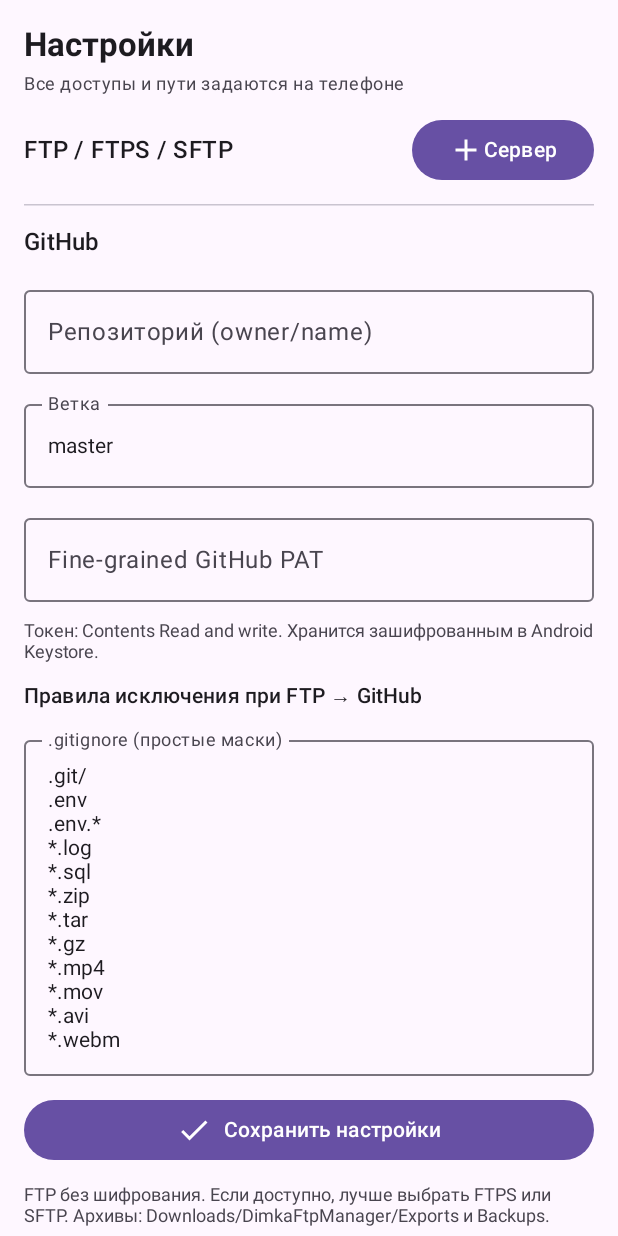
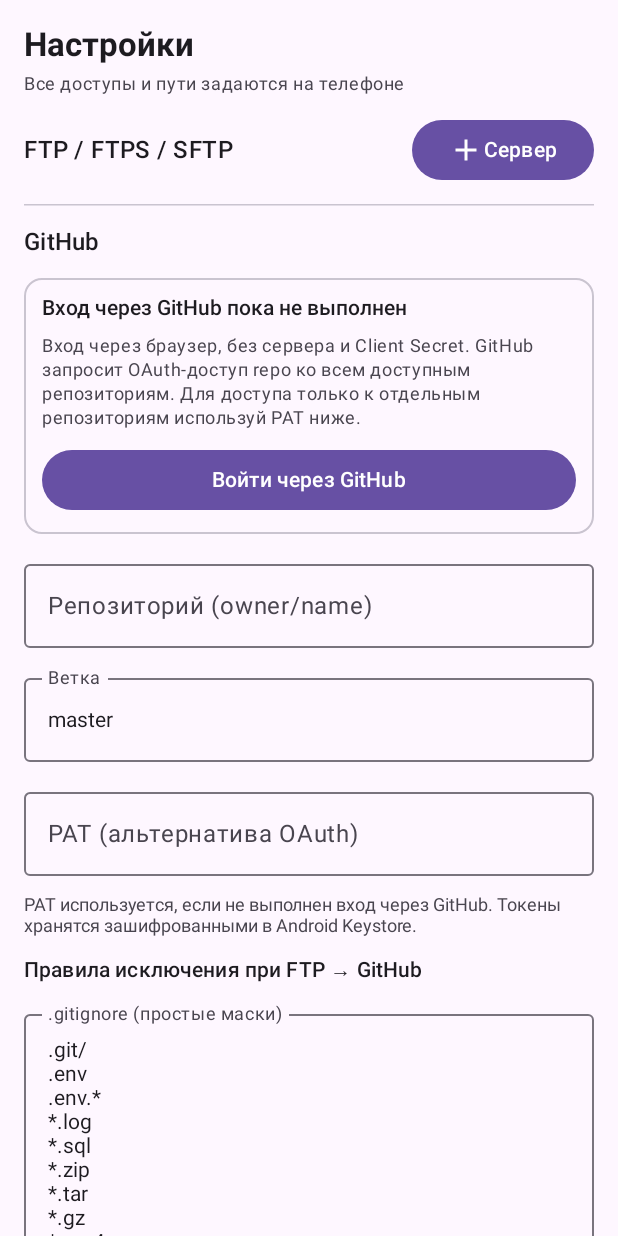
Before and after one commit to DmitryLedentsov/dimka-ftp-manager, an Android app built with Jetpack Compose: the composable SettingsScreen shown on its own in the app's theme, on a phone screen of 412 x 824 dp. Run offline under Robolectric (Android 15) with nearby library versions, the phone set to English and light mode, and no system bars; our stand-ins replace livedata-compose.

Commit message:
feat: add GitHub Device Flow sign-in and repository picker UI

```diff
--- a/app/src/main/java/com/dimka/ftpmanager/MainActivity.kt
+++ b/app/src/main/java/com/dimka/ftpmanager/MainActivity.kt
@@ -2,6 +2,9 @@ package com.dimka.ftpmanager
 
 import android.Manifest
 import android.content.Intent
+import android.content.ClipData
+import android.content.ClipboardManager
+import android.content.Context
 import android.content.pm.PackageManager
 import android.net.Uri
 import android.os.Build
@@ -93,6 +96,7 @@ import androidx.work.WorkInfo
 import androidx.work.WorkManager
 import com.dimka.ftpmanager.data.RepoSettings
 import com.dimka.ftpmanager.data.ServerProfile
+import com.dimka.ftpmanager.github.GitHubOAuth
 import com.dimka.ftpmanager.remote.cleanRemotePath
 import com.dimka.ftpmanager.transfer.TransferWorker
 import java.util.Locale
@@ -322,7 +326,7 @@ private fun GitHubScreen(vm: MainViewModel) {
                 Text("Ветка: ${vm.repo.branch} · Настроить можно во вкладке «Настройки»", fontSize = 12.sp)
                 Row(horizontalArrangement = Arrangement.spacedBy(8.dp)) {
                     OutlinedButton(onClick = vm::loadRepo, enabled = !vm.isLoading && vm.repo.repository.isNotBlank()) { Text("Файлы GitHub") }
-                    Button(onClick = vm::prepareImport, enabled = !vm.isLoading && vm.server != null && vm.repo.token.isNotBlank()) {
+                    Button(onClick = vm::prepareImport, enabled = !vm.isLoading && vm.server != null && vm.hasGithubCredential) {
                         Text("FTP → GitHub")
                     }
                 }
@@ -359,7 +363,7 @@ private fun GitHubScreen(vm: MainViewModel) {
             Card(Modifier.fillMaxWidth()) {
                 Column(Modifier.padding(16.dp), verticalArrangement = Arrangement.spacedBy(8.dp)) {
                     Icon(Icons.Default.Info, null)
-                    Text("Выбери сервер и укажи GitHub Token + owner/repo в настройках. Для первоначального импорта нажми «FTP → GitHub». Перед коммитом увидишь количество файлов и фильтры.")
+                    Text("Выбери сервер и подключи GitHub через вход в браузере или PAT. Репозиторий можно выбрать в настройках. Перед первым импортом увидишь количество файлов и фильтры.")
                 }
             }
             Spacer(Modifier.weight(1f))
@@ -404,6 +408,8 @@ private fun JobsScreen() {
 
 @Composable
 private fun SettingsScreen(vm: MainViewModel) {
+    val context = LocalContext.current
+    var repoMenuExpanded by remember { mutableStateOf(false) }
     var editing by remember { mutableStateOf<ServerProfile?>(null) }
     var adding by remember { mutableStateOf(false) }
     var draftToken by remember(vm.repo.token) { mutableStateOf(vm.repo.token) }
@@ -431,15 +437,75 @@ private fun SettingsScreen(vm: MainViewModel) {
             }
         }
         HorizontalDivider()
+
         Text("GitHub", style = MaterialTheme.typography.titleMedium)
+        OutlinedCard(Modifier.fillMaxWidth()) {
+            Column(Modifier.padding(12.dp), verticalArrangement = Arrangement.spacedBy(9.dp)) {
+                Text(
+                    vm.oauthSession?.let { "Подключено: @" + it.login } ?: "Вход через GitHub пока не выполнен",
+                    fontWeight = FontWeight.SemiBold
+                )
+                Text(
+                    "Вход через браузер, без сервера и Client Secret. GitHub запросит OAuth-доступ repo ко всем доступным репозиториям. Для доступа только к отдельным репозиториям используй PAT ниже.",
+                    style = MaterialTheme.typography.bodySmall,
+                    color = MaterialTheme.colorScheme.onSurfaceVariant
+                )
+                if (vm.oauthSession == null) {
+                    Button(onClick = vm::startGithubLogin, enabled = !vm.oauthBusy, modifier = Modifier.fillMaxWidth()) {
+                        Text(if (vm.oauthBusy) "Ожидание GitHub…" else "Войти через GitHub")
+                    }
+                } else {
+                    OutlinedButton(onClick = vm::logoutGithub, modifier = Modifier.fillMaxWidth()) {
+                        Text("Выйти из GitHub")
+                    }
+                }
+                vm.deviceAuthorization?.let { auth ->
+                    Text("Код подтверждения: " + auth.userCode, style = MaterialTheme.typography.titleLarge,
+                        color = MaterialTheme.colorScheme.secondary)
+                    Text("Вставь код на странице GitHub и подтверди разрешения.",
+                        fontSize = 12.sp, color = MaterialTheme.colorScheme.onSurfaceVariant)
+                    Button(
+                        onClick = {
+                            val clipboard = context.getSystemService(Context.CLIPBOARD_SERVICE) as ClipboardManager
+                            clipboard.setPrimaryClip(ClipData.newPlainText("GitHub device code", auth.userCode))
+                            context.startActivity(Intent(Intent.ACTION_VIEW, Uri.parse(GitHubOAuth.DEVICE_URL)))
+                        },
+                        modifier = Modifier.fillMaxWidth()
+                    ) { Text("Скопировать код и открыть GitHub") }
+                    TextButton(onClick = vm::cancelGithubLogin) { Text("Отменить вход") }
+                }
+                if (vm.oauthStatus.isNotBlank()) Text(vm.oauthStatus, fontSize = 12.sp)
+                if (vm.hasGithubCredential) {
+                    OutlinedButton(onClick = vm::loadRepositories, enabled = !vm.isLoading,
+                        modifier = Modifier.fillMaxWidth()) {
+                        Text("Загрузить мои репозитории")
+                    }
+                    if (vm.availableRepositories.isNotEmpty()) {
+                        Box {
+                            OutlinedButton(onClick = { repoMenuExpanded = true }, modifier = Modifier.fillMaxWidth()) {
+                                Text("Выбрать из списка (" + vm.availableRepositories.size + ")")
+                            }
+                            DropdownMenu(expanded = repoMenuExpanded, onDismissRequest = { repoMenuExpanded = false }) {
+                                vm.availableRepositories.forEach { fullName ->
+                                    DropdownMenuItem(text = { Text(fullName) }, onClick = {
+                                        repoMenuExpanded = false
+                                        vm.chooseRepository(fullName)
+                                    })
+                                }
+                            }
+                        }
+                    }
+                }
+            }
+        }
         OutlinedTextField(value = draftRepo, onValueChange = { draftRepo = it },
             modifier = Modifier.fillMaxWidth(), label = { Text("Репозиторий (owner/name)") }, singleLine = true)
         OutlinedTextField(value = draftBranch, onValueChange = { draftBranch = it },
             modifier = Modifier.fillMaxWidth(), label = { Text("Ветка") }, singleLine = true)
         OutlinedTextField(value = draftToken, onValueChange = { draftToken = it },
-            modifier = Modifier.fillMaxWidth(), label = { Text("Fine-grained GitHub PAT") },
+            modifier = Modifier.fillMaxWidth(), label = { Text("PAT (альтернатива OAuth)") },
             visualTransformation = PasswordVisualTransformation(), singleLine = true)
-        Text("Токен: Contents Read and write. Хранится зашифрованным в Android Keystore.",
+        Text("PAT используется, если не выполнен вход через GitHub. Токены хранятся зашифрованными в Android Keystore.",
             fontSize = 12.sp, color = MaterialTheme.colorScheme.onSurfaceVariant)
         Text("Правила исключения при FTP → GitHub", style = MaterialTheme.typography.titleSmall)
         OutlinedTextField(value = draftIgnore, onValueChange = { draftIgnore = it },
```
